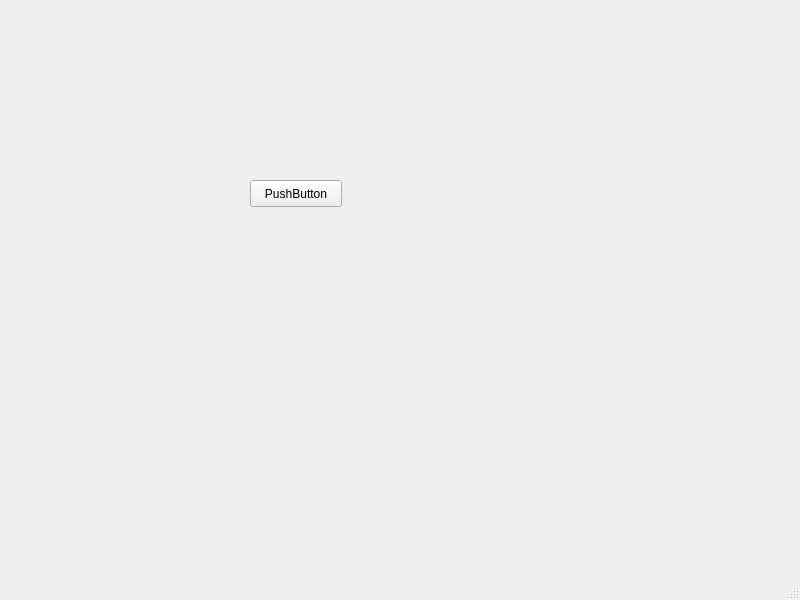
Old version of the form ui/MainFrame.ui in the repository probonopd/QTournament.
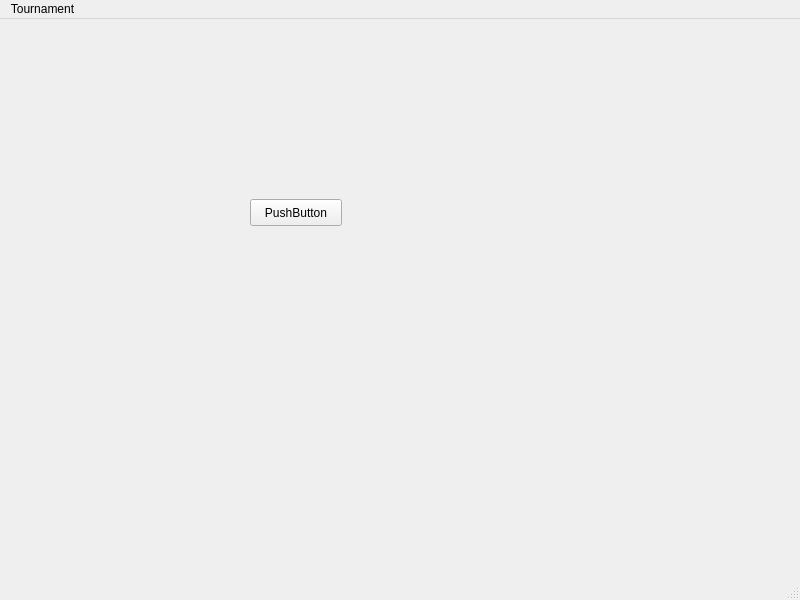
New version of the form.

Commit message: Added a stub menu to the main UI and prepared the foundation for translating the GUI

```diff
--- a/ui/MainFrame.ui
+++ b/ui/MainFrame.ui
@@ -37,6 +37,18 @@
      <height>25</height>
     </rect>
    </property>
+   <widget class="QMenu" name="menuTournament">
+    <property name="title">
+     <string>Tournament</string>
+    </property>
+    <addaction name="actionNew"/>
+    <addaction name="actionOpen"/>
+    <addaction name="separator"/>
+    <addaction name="actionSettings"/>
+    <addaction name="separator"/>
+    <addaction name="action_Quit"/>
+   </widget>
+   <addaction name="menuTournament"/>
   </widget>
   <widget class="QStatusBar" name="statusbar"/>
  </widget>
```
Left out of the diff: 22 changed lines with no effect on the pictures. The commit also changes 5 other files.
